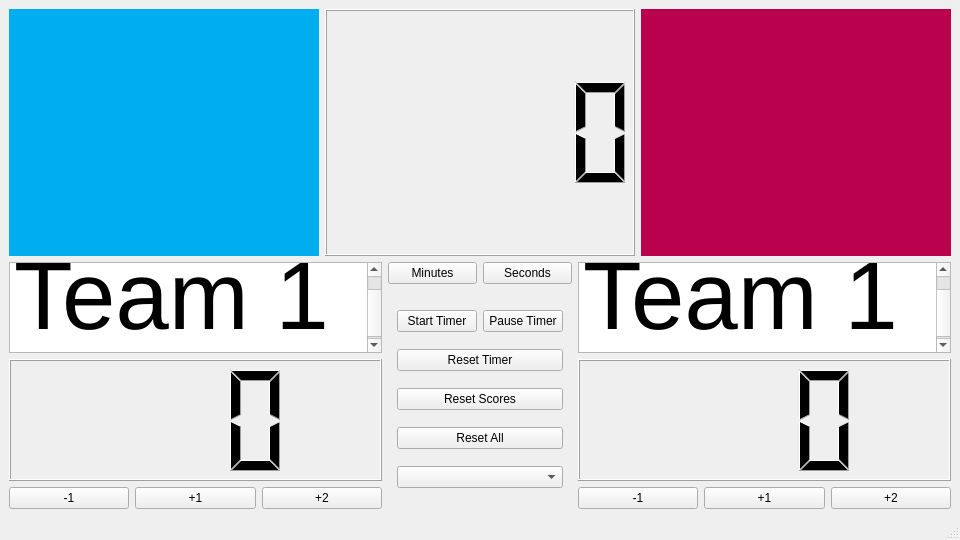
This is FIA2_Design.ui in Icy-ici/FIA2-Scoreboard-Code as Qt 5 draws it before an edit. The edited form follows.
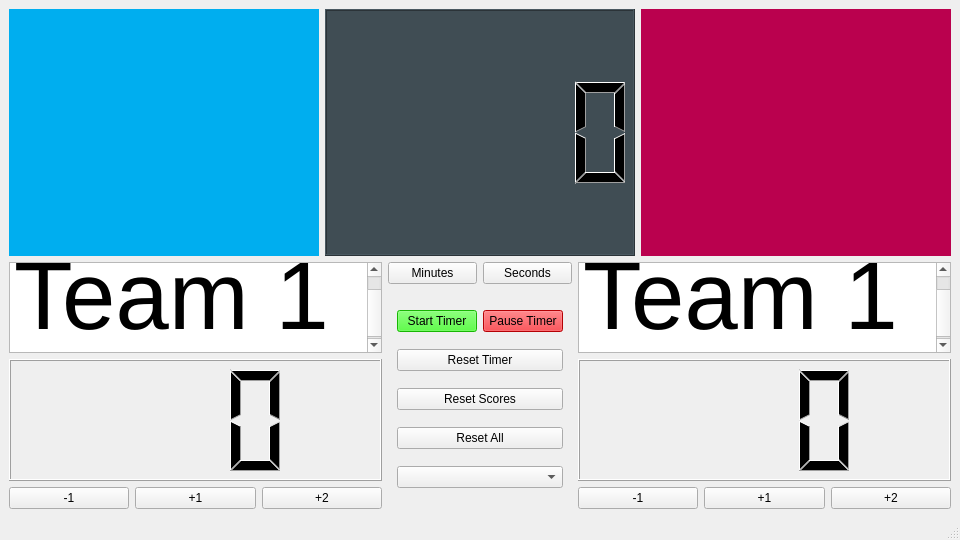
This is the edited form.

What changed in the file:
```diff
--- a/FIA2_Design.ui
+++ b/FIA2_Design.ui
@@ -28,7 +28,11 @@
        </widget>
       </item>
       <item>
-       <widget class="QLCDNumber" name="clockLabel"/>
+       <widget class="QLCDNumber" name="clockLabel">
+        <property name="styleSheet">
+         <string notr="true">background-color: rgb(64, 77, 84);</string>
+        </property>
+       </widget>
       </item>
       <item>
        <widget class="QLabel" name="team2background">
@@ -139,6 +143,9 @@
           <layout class="QHBoxLayout" name="horizontalLayout_4">
            <item>
             <widget class="QPushButton" name="startButton">
+             <property name="styleSheet">
+              <string notr="true">background-color: rgb(33, 255, 6);</string>
+             </property>
              <property name="text">
               <string>Start Timer</string>
              </property>
@@ -146,6 +153,9 @@
            </item>
            <item>
             <widget class="QPushButton" name="pauseButton">
+             <property name="styleSheet">
+              <string notr="true">background-color: rgb(252, 1, 7);</string>
+             </property>
              <property name="text">
               <string>Pause Timer</string>
              </property>
```
